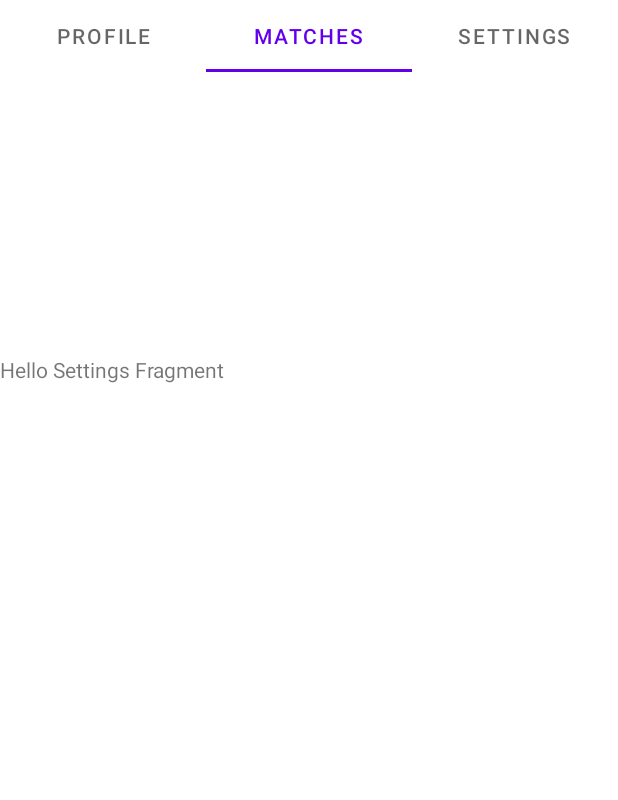
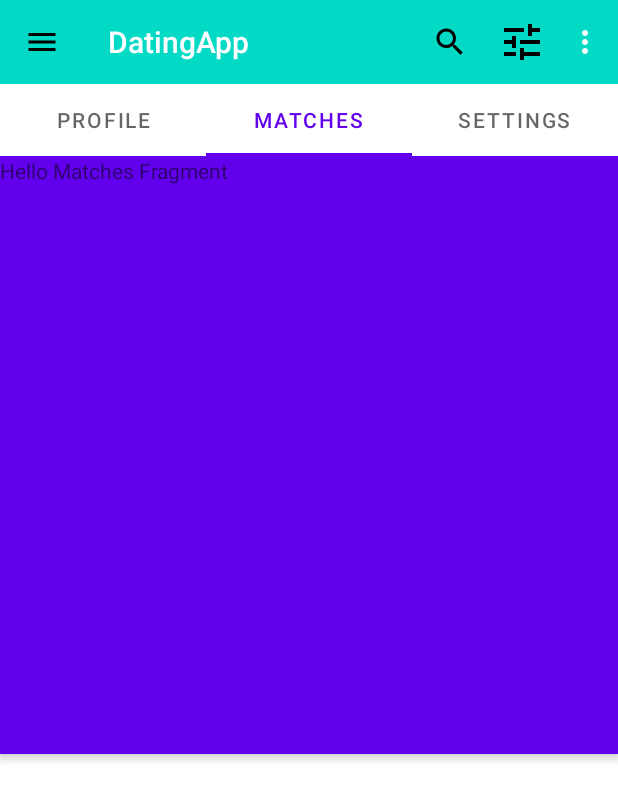
Before and after one commit to alasali1/ad-340, an Android app: the SecondActivity screen opened directly, with no data from a screen before it, tab 2 chosen, on a phone screen of 412 x 824 dp. Shown: the top 800 px of the screen. Run offline under Robolectric (Android 15) with nearby library versions, the phone set to English and light mode, and no system bars; 10 statements that could not run were skipped.

Commit message:
assignment 4 with menu and tets

```diff
--- a/app/src/main/java/com/example/datingapp/SecondActivity.java
+++ b/app/src/main/java/com/example/datingapp/SecondActivity.java
@@ -11,6 +11,10 @@ import androidx.viewpager2.adapter.FragmentStateAdapter;
 import androidx.viewpager2.widget.ViewPager2;
 
 import android.os.Bundle;
+import android.view.Menu;
+import android.view.MenuItem;
+
+import androidx.appcompat.widget.Toolbar;
 
 import com.google.android.material.tabs.TabLayout;
 import com.google.android.material.tabs.TabLayoutMediator;
@@ -19,14 +23,21 @@ public class SecondActivity extends AppCompatActivity {
     static ProfileFragment profileFragment;
 private TabLayout tabLayout;
 private ViewPager2 viewPager2;
+private Toolbar toolbar;
     @Override
     protected void onCreate(Bundle savedInstanceState) {
         super.onCreate(savedInstanceState);
         setContentView(R.layout.activity_second);
 
+        //toolbar
+        toolbar = findViewById(R.id.app_bar);
+        setSupportActionBar(toolbar);
+
+        //tablayout
         tabLayout = findViewById(R.id.tablayout);
+
+        //viewpager
         viewPager2 = findViewById(R.id.viewpager2);
-
         viewPager2.setAdapter(createAdapter());
 
         //tablayout mediator to join viewpager and tabs together
@@ -68,8 +79,32 @@ private ViewPager2 viewPager2;
 
                 //set arguments
             profileFragment.setArguments(arguments);
+            }
+    }
 
+    @Override
+    public boolean onCreateOptionsMenu(Menu menu){
+        getMenuInflater().inflate(R.menu.toolbar_menu, menu);
+        return true;
+    }
 
+    @Override
+    public boolean onOptionsItemSelected(MenuItem item){
+        switch(item.getItemId()){
+            case R.id.profile_item:
+                viewPager2.setCurrentItem(0);
+                return true;
+
+            case R.id.matches_item:
+                viewPager2.setCurrentItem(1);
+                return true;
+
+            case R.id.settings_item:
+                viewPager2.setCurrentItem(2);
+                return true;
+
+            default:
+                return super.onOptionsItemSelected(item);
         }
     }
 
@@ -94,8 +129,10 @@ class VpAdapter extends FragmentStateAdapter {
                 break;
             case 1:
                 fragment = new MatchesFragment();
+                break;
             case 2:
                 fragment = new SettingsFragment();
+                break;
         }
         return fragment;
     }
--- /dev/null
+++ b/app/src/main/res/drawable/filter.xml
@@ -0,0 +1,11 @@
+<vector xmlns:android="http://schemas.android.com/apk/res/android"
+    android:width="24dp"
+    android:height="24dp"
+    android:viewportWidth="18"
+    android:viewportHeight="18">
+    <path
+        android:fillColor="#FF000000"
+        android:pathData="M0,14L0,16L6,16L6,14L0,14ZM0,2L0,4L10,4L10,2L0,2ZM10,18L10,16L18,16L18,14L10,14L10,12L8,12L8,18L10,18ZM4,6L4,8L0,8L0,10L4,10L4,12L6,12L6,6L4,6ZM18,10L18,8L8,8L8,10L18,10ZM12,6L14,6L14,4L18,4L18,2L14,2L14,0L12,0L12,6Z"
+        android:strokeWidth="1"
+        android:strokeColor="#00000000" />
+</vector>
--- /dev/null
+++ b/app/src/main/res/drawable/menu.xml
@@ -0,0 +1,10 @@
+<?xml version="1.0" encoding="utf-8"?>
+<vector xmlns:android="http://schemas.android.com/apk/res/android"
+    android:width="24dp"
+    android:height="24dp"
+    android:viewportWidth="24.0"
+    android:viewportHeight="24.0">
+    <path
+        android:fillColor="#FF000000"
+        android:pathData="M3,18h18v-2L3,16v2zM3,13h18v-2L3,11v2zM3,6v2h18L21,6L3,6z" />
+</vector>
--- /dev/null
+++ b/app/src/main/res/drawable/search.xml
@@ -0,0 +1,9 @@
+<vector xmlns:android="http://schemas.android.com/apk/res/android"
+    android:width="24dp"
+    android:height="24dp"
+    android:viewportWidth="24.0"
+    android:viewportHeight="24.0">
+    <path
+        android:fillColor="#FF000000"
+        android:pathData="M15.5,14h-0.79l-0.28,-0.27C15.41,12.59 16,11.11 16,9.5 16,5.91 13.09,3 9.5,3S3,5.91 3,9.5 5.91,16 9.5,16c1.61,0 3.09,-0.59 4.23,-1.57l0.27,0.28v0.79l5,4.99L20.49,19l-4.99,-5zM9.5,14C7.01,14 5,11.99 5,9.5S7.01,5 9.5,5 14,7.01 14,9.5 11.99,14 9.5,14z" />
+</vector>
--- a/app/src/main/res/layout/activity_second.xml
+++ b/app/src/main/res/layout/activity_second.xml
@@ -1,60 +1,30 @@
 <?xml version="1.0" encoding="utf-8"?>
-<androidx.constraintlayout.widget.ConstraintLayout xmlns:android="http://schemas.android.com/apk/res/android"
+<androidx.drawerlayout.widget.DrawerLayout
+    xmlns:android="http://schemas.android.com/apk/res/android"
     xmlns:app="http://schemas.android.com/apk/res-auto"
     xmlns:tools="http://schemas.android.com/tools"
-    android:id="@+id/constraintLayout"
+    android:id="@+id/drawer_layout"
     android:layout_width="match_parent"
-    android:layout_height="match_parent"
-    tools:context=".SecondActivity">
+    android:layout_height="match_parent">
 
-    <TextView
-        android:id="@+id/section_label"
+    <LinearLayout
+        android:layout_width="match_parent"
+        android:layout_height="match_parent" >
+
+        <include
+            layout="@layout/app_bar"
+            android:layout_width="match_parent"
+            android:layout_height="wrap_content"/>
+
+    </LinearLayout>
+
+    <com.google.android.material.navigation.NavigationView
+        android:id="@+id/navDrawer"
         android:layout_width="wrap_content"
-        android:layout_height="wrap_content"
-        android:layout_marginStart="@dimen/activity_horizontal_margin"
-        android:layout_marginTop="@dimen/activity_vertical_margin"
-        android:layout_marginEnd="@dimen/activity_horizontal_margin"
-        android:layout_marginBottom="@dimen/activity_vertical_margin"
-        app:layout_constraintLeft_toLeftOf="parent"
-        app:layout_constraintTop_toTopOf="@+id/constraintLayout"
-        tools:layout_constraintLeft_creator="1"
-        tools:layout_constraintTop_creator="1" />
-
-    <com.google.android.material.tabs.TabLayout
-        android:id="@+id/tablayout"
-        android:layout_width="match_parent"
-        android:layout_height="wrap_content"
-        app:layout_constraintEnd_toEndOf="parent"
-        app:layout_constraintStart_toStartOf="parent"
-        app:layout_constraintTop_toTopOf="parent"
-        tools:layout_editor_absoluteY="4dp">
-
-        <com.google.android.material.tabs.TabItem
-            android:id="@+id/profile_tab"
-            android:layout_width="wrap_content"
-            android:layout_height="wrap_content"
-            android:text="@string/profile_tab_name" />
-
-        <com.google.android.material.tabs.TabItem
-            android:id="@+id/matches_tab"
-            android:layout_width="wrap_content"
-            android:layout_height="wrap_content"
-            android:text="@string/matches_tab_name" />
-
-        <com.google.android.material.tabs.TabItem
-            android:id="@+id/settings_tab"
-            android:layout_width="wrap_content"
-            android:layout_height="wrap_content"
-            android:text="@string/settings_tab_name" />
-    </com.google.android.material.tabs.TabLayout>
-
-    <androidx.viewpager2.widget.ViewPager2
-        android:id="@+id/viewpager2"
-        android:layout_width="match_parent"
-        android:layout_height="wrap_content"
-        app:layout_constraintBottom_toBottomOf="parent"
-        app:layout_constraintEnd_toEndOf="parent"
-        app:layout_constraintTop_toBottomOf="@id/tablayout"/>
+        android:layout_height="match_parent"
+        android:layout_gravity="start"
+        android:background="@android:color/white"
+        />
 
 
-</androidx.constraintlayout.widget.ConstraintLayout>
+</androidx.drawerlayout.widget.DrawerLayout>
--- /dev/null
+++ b/app/src/main/res/layout/app_bar.xml
@@ -0,0 +1,54 @@
+<?xml version="1.0" encoding="utf-8"?>
+<com.google.android.material.appbar.AppBarLayout
+    android:layout_width="match_parent"
+    android:layout_height="wrap_content"
+    tools:ignore="MissingConstraints"
+    xmlns:android="http://schemas.android.com/apk/res/android"
+    xmlns:app="http://schemas.android.com/apk/res-auto"
+    xmlns:tools="http://schemas.android.com/tools">
+
+    <androidx.appcompat.widget.Toolbar
+        android:id="@+id/app_bar"
+        style="@style/Widget.DatingApp.Toolbar"
+        android:layout_width="match_parent"
+        android:layout_height="?attr/actionBarSize"
+        app:navigationIcon="@drawable/menu"
+        app:title="DatingApp" />
+
+    <com.google.android.material.tabs.TabLayout
+        android:id="@+id/tablayout"
+        android:layout_width="match_parent"
+        android:layout_height="wrap_content"
+        app:layout_constraintEnd_toEndOf="parent"
+        app:layout_constraintStart_toStartOf="parent"
+        app:layout_constraintTop_toTopOf="parent"
+        tools:layout_editor_absoluteY="4dp">
+
+
+        <com.google.android.material.tabs.TabItem
+            android:id="@+id/profile_tab"
+            android:layout_width="wrap_content"
+            android:layout_height="wrap_content"
+            android:text="@string/profile_tab_name" />
+
+        <com.google.android.material.tabs.TabItem
+            android:id="@+id/matches_tab"
+            android:layout_width="wrap_content"
+            android:layout_height="wrap_content"
+            android:text="@string/matches_tab_name" />
+
+        <com.google.android.material.tabs.TabItem
+            android:id="@+id/settings_tab"
+            android:layout_width="wrap_content"
+            android:layout_height="wrap_content"
+            android:text="@string/settings_tab_name" />
+    </com.google.android.material.tabs.TabLayout>
+
+    <androidx.viewpager2.widget.ViewPager2
+        android:id="@+id/viewpager2"
+        android:layout_width="match_parent"
+        android:layout_height="wrap_content"
+        app:layout_constraintBottom_toBottomOf="parent"
+        app:layout_constraintEnd_toEndOf="parent"
+        app:layout_constraintTop_toBottomOf="@id/tablayout"/>
+</com.google.android.material.appbar.AppBarLayout>
--- /dev/null
+++ b/app/src/main/res/menu/toolbar_menu.xml
@@ -0,0 +1,23 @@
+<?xml version="1.0" encoding="utf-8"?>
+<menu xmlns:android="http://schemas.android.com/apk/res/android"
+    xmlns:app="http://schemas.android.com/apk/res-auto">
+    <item
+        android:id="@+id/search"
+        android:icon="@drawable/search"
+        android:title="Search"
+        app:showAsAction="always" />
+    <item
+        android:id="@+id/filter"
+        android:icon="@drawable/filter"
+        android:title="Filter"
+        app:showAsAction="always" />
+    <item
+        android:id="@+id/profile_item"
+        android:title="Profile" />
+    <item
+        android:id="@+id/matches_item"
+        android:title="Matches"/>
+    <item
+        android:id="@+id/settings_item"
+        android:title="Settings"/>
+</menu>
--- a/app/src/main/res/values/colors.xml
+++ b/app/src/main/res/values/colors.xml
@@ -7,4 +7,7 @@
     <color name="teal_700">#FF018786</color>
     <color name="black">#FF000000</color>
     <color name="white">#FFFFFFFF</color>
+    <color name="colorPrimary">#F7F6F8</color>
+    <color name="colorPrimaryDark">#DADCE0</color>
+    <color name="colorAccent">#E0E0E0</color>
 </resources>
--- /dev/null
+++ b/app/src/main/res/values/styles.xml
@@ -0,0 +1,16 @@
+<?xml version="1.0" encoding="utf-8"?>
+<resources>
+    <!-- Base application theme. -->
+    <style name="Theme.DatingAppStyle" parent="Theme.MaterialComponents.Light.NoActionBar">
+        <!-- Customize your theme here. -->
+        <item name="colorPrimary">@color/colorPrimary</item>
+        <item name="colorPrimaryDark">@color/colorPrimaryDark</item>
+        <item name="colorAccent">@color/colorAccent</item>
+    </style>
+
+    <style name="Widget.DatingApp.Toolbar" parent="Widget.AppCompat.Toolbar">
+        <item name="android:background">?attr/colorAccent</item>
+        <item name="android:theme">@style/ThemeOverlay.AppCompat.Dark.ActionBar</item>
+        <item name="popupTheme">@style/ThemeOverlay.AppCompat.Light</item>
+    </style>
+</resources>
```
Also changed, not shown: 1 other file.
